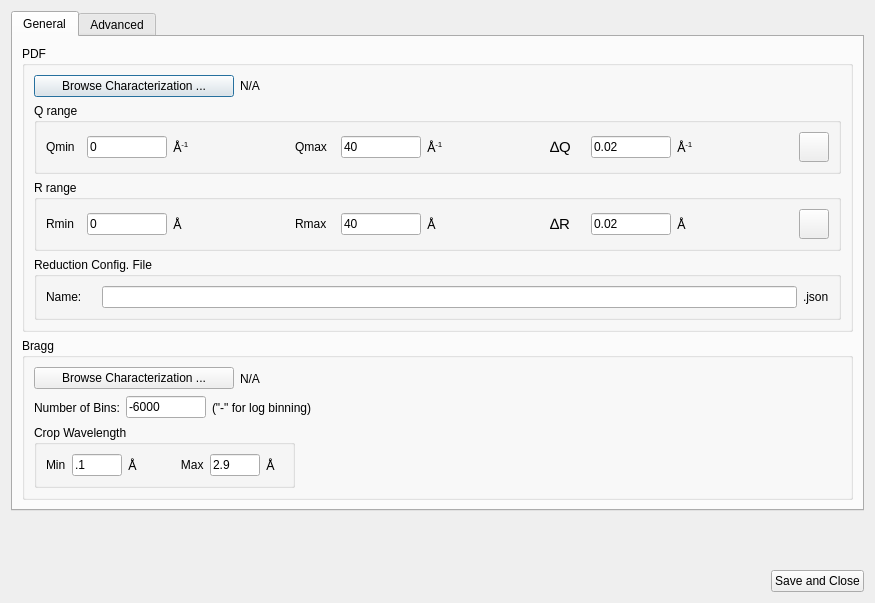
neutrons/addie, file designer/ui_reduction_configuration_dialog.ui: the form before one commit.
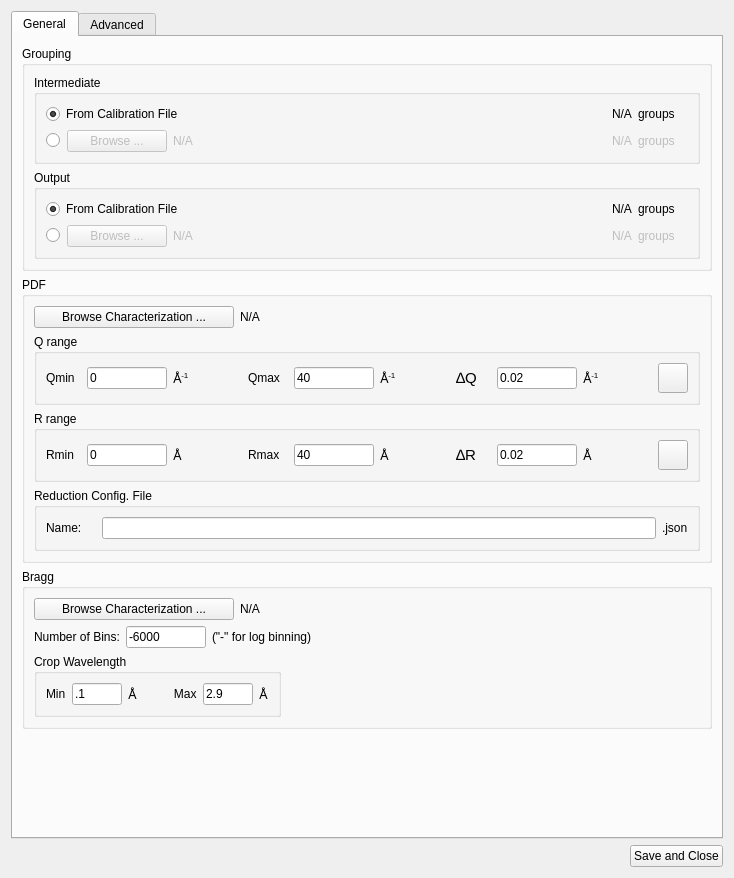
The form after the commit.

Commit message: Grouping widgets moved to reduction configuration settings

Diff of the .ui file:
```diff
--- a/designer/ui_reduction_configuration_dialog.ui
+++ b/designer/ui_reduction_configuration_dialog.ui
@@ -6,8 +6,8 @@
    <rect>
     <x>0</x>
     <y>0</y>
-    <width>875</width>
-    <height>603</height>
+    <width>734</width>
+    <height>878</height>
    </rect>
   </property>
   <property name="windowTitle">
@@ -24,6 +24,389 @@
        <string>General</string>
       </attribute>
       <layout class="QVBoxLayout" name="verticalLayout_4">
+       <item>
+        <widget class="QGroupBox" name="groupBox_3">
+         <property name="title">
+          <string>Grouping</string>
+         </property>
+         <layout class="QVBoxLayout" name="verticalLayout_9">
+          <item>
+           <widget class="QGroupBox" name="groupBox_5">
+            <property name="title">
+             <string>Intermediate</string>
+            </property>
+            <layout class="QVBoxLayout" name="verticalLayout_5">
+             <item>
+              <layout class="QHBoxLayout" name="horizontalLayout_2">
+               <item>
+                <widget class="QRadioButton" name="intermediate_from_calibration_radioButton">
+                 <property name="text">
+                  <string>From Calibration File</string>
+                 </property>
+                 <property name="checked">
+                  <bool>true</bool>
+                 </property>
+                </widget>
+               </item>
+               <item>
+                <spacer name="horizontalSpacer_3">
+                 <property name="orientation">
+                  <enum>Qt::Horizontal</enum>
+                 </property>
+                 <property name="sizeHint" stdset="0">
+                  <size>
+                   <width>40</width>
+                   <height>20</height>
+                  </size>
+                 </property>
+                </spacer>
+               </item>
+               <item>
+                <layout class="QHBoxLayout" name="horizontalLayout_4">
+                 <item>
+                  <widget class="QLabel" name="intermediate_from_calibration_groups_value">
+                   <property name="minimumSize">
+                    <size>
+                     <width>20</width>
+                     <height>0</height>
+                    </size>
+                   </property>
+                   <property name="maximumSize">
+                    <size>
+                     <width>20</width>
+                     <height>16777215</height>
+                    </size>
+                   </property>
+                   <property name="text">
+                    <string>N/A</string>
+                   </property>
+                  </widget>
+                 </item>
+                 <item>
+                  <widget class="QLabel" name="label_7">
+                   <property name="minimumSize">
+                    <size>
+                     <width>50</width>
+                     <height>0</height>
+                    </size>
+                   </property>
+                   <property name="maximumSize">
+                    <size>
+                     <width>50</width>
+                     <height>16777215</height>
+                    </size>
+                   </property>
+                   <property name="text">
+                    <string>groups</string>
+                   </property>
+                  </widget>
+                 </item>
+                </layout>
+               </item>
+              </layout>
+             </item>
+             <item>
+              <layout class="QHBoxLayout" name="horizontalLayout_3">
+               <item>
+                <widget class="QRadioButton" name="radioButton_2">
+                 <property name="minimumSize">
+                  <size>
+                   <width>15</width>
+                   <height>0</height>
+                  </size>
+                 </property>
+                 <property name="maximumSize">
+                  <size>
+                   <width>15</width>
+                   <height>16777215</height>
+                  </size>
+                 </property>
+                 <property name="text">
+                  <string/>
+                 </property>
+                </widget>
+               </item>
+               <item>
+                <widget class="QPushButton" name="intermediate_browse_button">
+                 <property name="enabled">
+                  <bool>false</bool>
+                 </property>
+                 <property name="minimumSize">
+                  <size>
+                   <width>100</width>
+                   <height>0</height>
+                  </size>
+                 </property>
+                 <property name="maximumSize">
+                  <size>
+                   <width>100</width>
+                   <height>16777215</height>
+                  </size>
+                 </property>
+                 <property name="text">
+                  <string>Browse ...</string>
+                 </property>
+                </widget>
+               </item>
+               <item>
+                <widget class="QLabel" name="intermediate_browse_value">
+                 <property name="enabled">
+                  <bool>false</bool>
+                 </property>
+                 <property name="sizePolicy">
+                  <sizepolicy hsizetype="Expanding" vsizetype="Preferred">
+                   <horstretch>0</horstretch>
+                   <verstretch>0</verstretch>
+                  </sizepolicy>
+                 </property>
+                 <property name="text">
+                  <string>N/A</string>
+                 </property>
+                </widget>
+               </item>
+               <item>
+                <layout class="QHBoxLayout" name="horizontalLayout_5">
+                 <item>
+                  <widget class="QLabel" name="intermediate_browse_groupe_value">
+                   <property name="enabled">
+                    <bool>false</bool>
+                   </property>
+                   <property name="minimumSize">
+                    <size>
+                     <width>20</width>
+                     <height>0</height>
+                    </size>
+                   </property>
+                   <property name="maximumSize">
+                    <size>
+                     <width>20</width>
+                     <height>16777215</height>
+                    </size>
+                   </property>
+                   <property name="text">
+                    <string>N/A</string>
+                   </property>
+                  </widget>
+                 </item>
+                 <item>
+                  <widget class="QLabel" name="label_5">
+                   <property name="enabled">
+                    <bool>false</bool>
+                   </property>
+                   <property name="minimumSize">
+                    <size>
+                     <width>50</width>
+                     <height>0</height>
+                    </size>
+                   </property>
+                   <property name="maximumSize">
+                    <size>
+                     <width>50</width>
+                     <height>16777215</height>
+                    </size>
+                   </property>
+                   <property name="text">
+                    <string>groups</string>
+                   </property>
+                  </widget>
+                 </item>
+                </layout>
+               </item>
+              </layout>
+             </item>
+            </layout>
+           </widget>
+          </item>
+          <item>
+           <widget class="QGroupBox" name="groupBox_7">
+            <property name="title">
+             <string>Output</string>
+            </property>
+            <layout class="QVBoxLayout" name="verticalLayout_8">
+             <item>
+              <layout class="QHBoxLayout" name="horizontalLayout_6">
+               <item>
+                <widget class="QRadioButton" name="output_from_calibration_radioButton">
+                 <property name="text">
+                  <string>From Calibration File</string>
+                 </property>
+                 <property name="checked">
+                  <bool>true</bool>
+                 </property>
+                </widget>
+               </item>
+               <item>
+                <spacer name="horizontalSpacer_4">
+                 <property name="orientation">
+                  <enum>Qt::Horizontal</enum>
+                 </property>
+                 <property name="sizeHint" stdset="0">
+                  <size>
+                   <width>40</width>
+                   <height>20</height>
+                  </size>
+                 </property>
+                </spacer>
+               </item>
+               <item>
+                <layout class="QHBoxLayout" name="horizontalLayout_7">
+                 <item>
+                  <widget class="QLabel" name="output_from_calibration_groups_value">
+                   <property name="minimumSize">
+                    <size>
+                     <width>20</width>
+                     <height>0</height>
+                    </size>
+                   </property>
+                   <property name="maximumSize">
+                    <size>
+                     <width>20</width>
+                     <height>16777215</height>
+                    </size>
+                   </property>
+                   <property name="text">
+                    <string>N/A</string>
+                   </property>
+                  </widget>
+                 </item>
+                 <item>
+                  <widget class="QLabel" name="label_9">
+                   <property name="minimumSize">
+                    <size>
+                     <width>50</width>
+                     <height>0</height>
+                    </size>
+                   </property>
+                   <property name="maximumSize">
+                    <size>
+                     <width>50</width>
+                     <height>16777215</height>
+                    </size>
+                   </property>
+                   <property name="text">
+                    <string>groups</string>
+                   </property>
+                  </widget>
+                 </item>
+                </layout>
+               </item>
+              </layout>
+             </item>
+             <item>
+              <layout class="QHBoxLayout" name="horizontalLayout_8">
+               <item>
+                <widget class="QRadioButton" name="radioButton_4">
+                 <property name="minimumSize">
+                  <size>
+                   <width>15</width>
+                   <height>0</height>
+                  </size>
+                 </property>
+                 <property name="maximumSize">
+                  <size>
+                   <width>15</width>
+                   <height>16777215</height>
+                  </size>
+                 </property>
+                 <property name="text">
+                  <string/>
+                 </property>
+                </widget>
+               </item>
+               <item>
+                <widget class="QPushButton" name="output_browse_button">
+                 <property name="enabled">
+                  <bool>false</bool>
+                 </property>
+                 <property name="minimumSize">
+                  <size>
+                   <width>100</width>
+                   <height>0</height>
+                  </size>
+                 </property>
+                 <property name="maximumSize">
+                  <size>
+                   <width>100</width>
+                   <height>16777215</height>
+                  </size>
+                 </property>
+                 <property name="text">
+                  <string>Browse ...</string>
+                 </property>
+                </widget>
+               </item>
+               <item>
+                <widget class="QLabel" name="output_browse_value">
+                 <property name="enabled">
+                  <bool>false</bool>
+                 </property>
+                 <property name="sizePolicy">
+                  <sizepolicy hsizetype="Expanding" vsizetype="Preferred">
+                   <horstretch>0</horstretch>
+                   <verstretch>0</verstretch>
+                  </sizepolicy>
+                 </property>
+                 <property name="text">
+                  <string>N/A</string>
+                 </property>
+                </widget>
+               </item>
+               <item>
+                <layout class="QHBoxLayout" name="horizontalLayout_9">
+                 <item>
+                  <widget class="QLabel" name="output_browse_groups_value">
+                   <property name="enabled">
+                    <bool>false</bool>
+                   </property>
+                   <property name="minimumSize">
+                    <size>
+                     <width>20</width>
+                     <height>0</height>
+                    </size>
+                   </property>
+                   <property name="maximumSize">
+                    <size>
+                     <width>20</width>
+                     <height>16777215</height>
+                    </size>
+                   </property>
+                   <property name="text">
+                    <string>N/A</string>
+                   </property>
+                  </widget>
+                 </item>
+                 <item>
+                  <widget class="QLabel" name="label_11">
+                   <property name="enabled">
+                    <bool>false</bool>
+                   </property>
+                   <property name="minimumSize">
+                    <size>
+                     <width>50</width>
+                     <height>0</height>
+                    </size>
+                   </property>
+                   <property name="maximumSize">
+                    <size>
+                     <width>50</width>
+                     <height>16777215</height>
+                    </size>
+                   </property>
+                   <property name="text">
+                    <string>groups</string>
+                   </property>
+                  </widget>
+                 </item>
+                </layout>
+               </item>
+              </layout>
+             </item>
+            </layout>
+           </widget>
+          </item>
+         </layout>
+        </widget>
+       </item>
        <item>
         <widget class="QGroupBox" name="groupBox">
          <property name="title">
@@ -692,6 +1075,19 @@
          </layout>
         </widget>
        </item>
+       <item>
+        <spacer name="verticalSpacer">
+         <property name="orientation">
+          <enum>Qt::Vertical</enum>
+         </property>
+         <property name="sizeHint" stdset="0">
+          <size>
+           <width>20</width>
+           <height>40</height>
+          </size>
+         </property>
+        </spacer>
+       </item>
       </layout>
      </widget>
      <widget class="QWidget" name="tab_2">
@@ -732,19 +1128,6 @@
      </widget>
     </widget>
    </item>
-   <item>
-    <spacer name="verticalSpacer">
-     <property name="orientation">
-      <enum>Qt::Vertical</enum>
-     </property>
-     <property name="sizeHint" stdset="0">
-      <size>
-       <width>20</width>
-       <height>406</height>
-      </size>
-     </property>
-    </spacer>
-   </item>
    <item>
     <layout class="QHBoxLayout" name="horizontalLayout">
      <item>
```
The commit also changes 1 other file.
